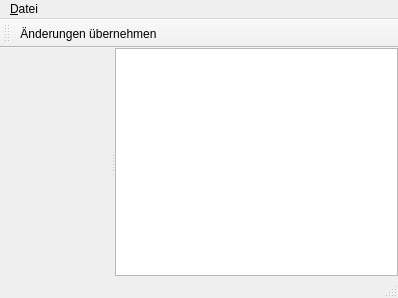
Qt form mainwindow.ui (zusitools/zpm) before a commit.
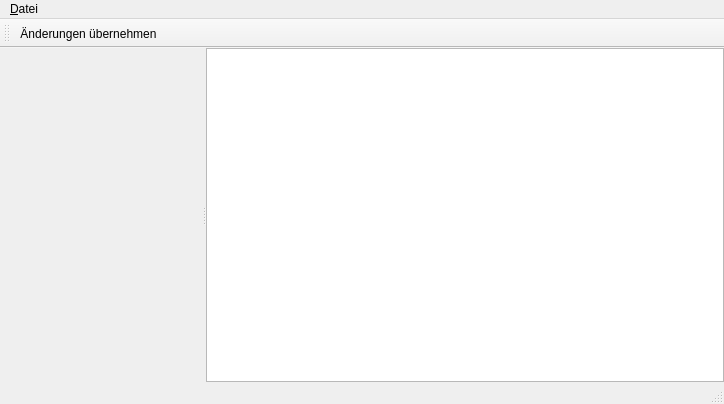
The same form after that commit.

Diff of the .ui file:
```diff
--- a/mainwindow.ui
+++ b/mainwindow.ui
@@ -6,8 +6,8 @@
    <rect>
     <x>0</x>
     <y>0</y>
-    <width>398</width>
-    <height>298</height>
+    <width>724</width>
+    <height>404</height>
    </rect>
   </property>
   <property name="windowTitle">
@@ -53,6 +53,9 @@
        <property name="uniformRowHeights">
         <bool>true</bool>
        </property>
+       <attribute name="headerDefaultSectionSize">
+        <number>200</number>
+       </attribute>
       </widget>
      </widget>
     </item>
@@ -63,7 +66,7 @@
     <rect>
      <x>0</x>
      <y>0</y>
-     <width>398</width>
+     <width>724</width>
      <height>19</height>
     </rect>
    </property>
```
Left out of the diff: 4 changed lines with no effect on the pictures.
